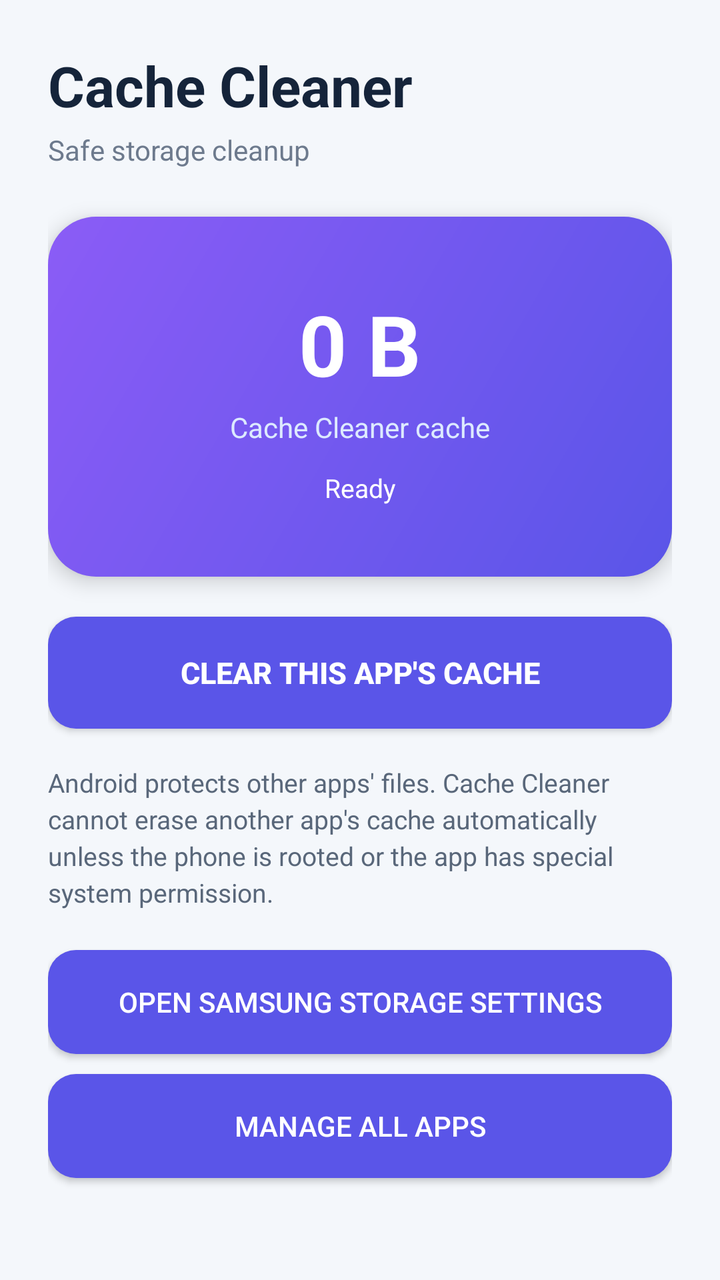
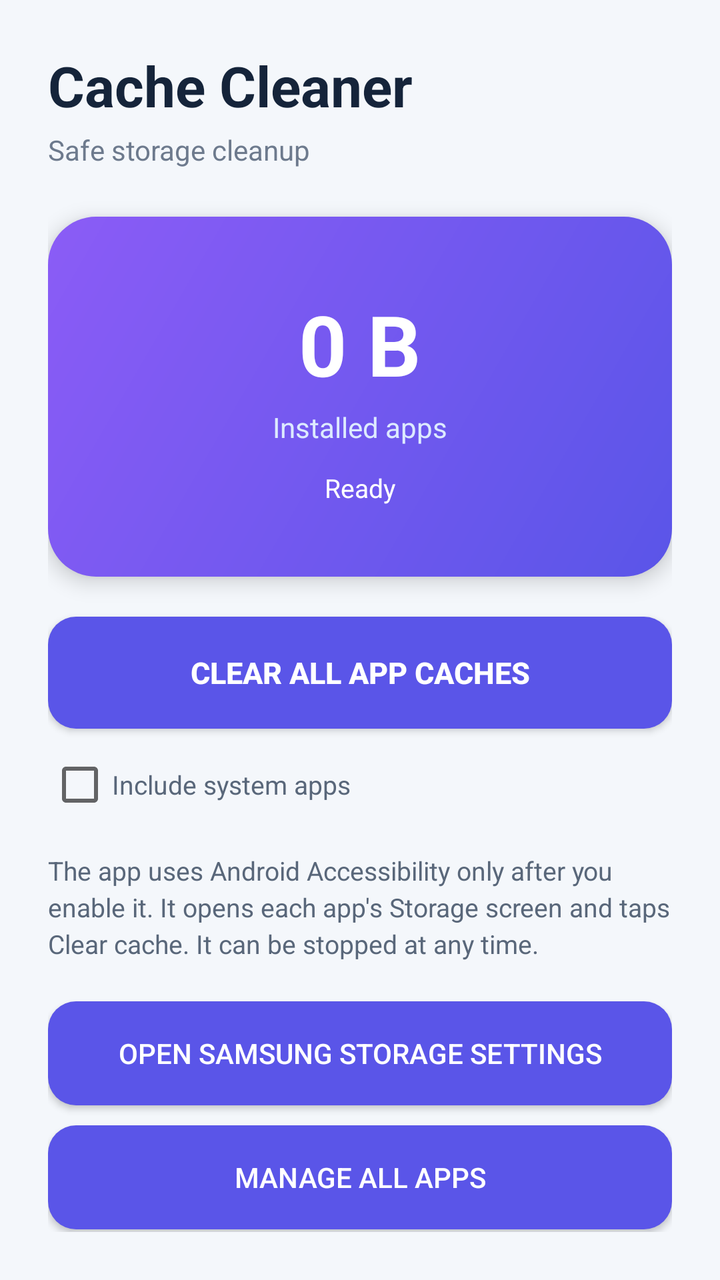

The first picture is an Android layout as it rendered before a commit; the second is the same layout after the commit. The layout source and the unified diff follow.
<!-- AndroidManifest.xml: application theme AppTheme -->
<!-- res/layout/activity_main.xml -->
<?xml version="1.0" encoding="utf-8"?>
<ScrollView xmlns:android="http://schemas.android.com/apk/res/android"
    android:layout_width="match_parent"
    android:layout_height="match_parent"
    android:background="#F4F7FB"
    android:fillViewport="true">

    <LinearLayout
        android:layout_width="match_parent"
        android:layout_height="wrap_content"
        android:orientation="vertical"
        android:padding="24dp">

        <TextView
            android:layout_width="wrap_content"
            android:layout_height="wrap_content"
            android:text="Cache Cleaner"
            android:textColor="#15243A"
            android:textSize="28sp"
            android:textStyle="bold" />

        <TextView
            android:layout_width="wrap_content"
            android:layout_height="wrap_content"
            android:layout_marginTop="4dp"
            android:text="Safe storage cleanup"
            android:textColor="#6D7A8D"
            android:textSize="14sp" />

        <FrameLayout
            android:layout_width="match_parent"
            android:layout_height="180dp"
            android:layout_marginTop="24dp"
            android:background="@drawable/card_gradient"
            android:elevation="6dp"
            android:padding="20dp">

            <LinearLayout
                android:layout_width="match_parent"
                android:layout_height="match_parent"
                android:gravity="center"
                android:orientation="vertical">

                <TextView
                    android:id="@+id/cacheSizeText"
                    android:layout_width="wrap_content"
                    android:layout_height="wrap_content"
                    android:text="0 B"
                    android:textColor="#FFFFFF"
                    android:textSize="42sp"
                    android:textStyle="bold" />

                <TextView
                    android:layout_width="wrap_content"
                    android:layout_height="wrap_content"
                    android:layout_marginTop="4dp"
                    android:text="Cache Cleaner cache"
                    android:textColor="#DDEAFF"
                    android:textSize="14sp" />

                <TextView
                    android:id="@+id/statusText"
                    android:layout_width="wrap_content"
                    android:layout_height="wrap_content"
                    android:layout_marginTop="12dp"
                    android:text="Ready"
                    android:textColor="#FFFFFF"
                    android:textSize="13sp" />
            </LinearLayout>
        </FrameLayout>

        <ProgressBar
            android:id="@+id/progressBar"
            style="?android:attr/progressBarStyleHorizontal"
            android:layout_width="match_parent"
            android:layout_height="6dp"
            android:layout_marginTop="16dp"
            android:indeterminate="true"
            android:visibility="gone" />

        <Button
            android:id="@+id/clearButton"
            android:layout_width="match_parent"
            android:layout_height="56dp"
            android:layout_marginTop="20dp"
            android:background="@drawable/button_primary"
            android:text="CLEAR THIS APP'S CACHE"
            android:textColor="#FFFFFF"
            android:textSize="15sp"
            android:textStyle="bold" />

        <TextView
            android:layout_width="match_parent"
            android:layout_height="wrap_content"
            android:layout_marginTop="18dp"
            android:lineSpacingExtra="3dp"
            android:text="Android protects other apps' files. Cache Cleaner cannot erase another app's cache automatically unless the phone is rooted or the app has special system permission."
            android:textColor="#59677A"
            android:textSize="13sp" />

        <Button
            android:id="@+id/storageButton"
            style="@style/SecondaryButton"
            android:layout_width="match_parent"
            android:layout_height="52dp"
            android:layout_marginTop="20dp"
            android:text="OPEN SAMSUNG STORAGE SETTINGS" />

        <Button
            android:id="@+id/appsButton"
            style="@style/SecondaryButton"
            android:layout_width="match_parent"
            android:layout_height="52dp"
            android:layout_marginTop="10dp"
            android:text="MANAGE ALL APPS" />
    </LinearLayout>
</ScrollView>
<!-- resources referenced by this layout -->
<resources>
  <!-- drawable button_primary (drawable) -->
  <?xml version="1.0" encoding="utf-8"?>
  <shape xmlns:android="http://schemas.android.com/apk/res/android">
      <solid android:color="#5A55E8" />
      <corners android:radius="14dp" />
  </shape>
  <!-- drawable card_gradient (drawable) -->
  <?xml version="1.0" encoding="utf-8"?>
  <shape xmlns:android="http://schemas.android.com/apk/res/android">
      <gradient
          android:angle="135"
          android:startColor="#5A55E8"
          android:endColor="#8B5CF6" />
      <corners android:radius="24dp" />
  </shape>
  <style name="SecondaryButton" parent="@android:style/Widget.Material.Button">
          <item name="android:background">@drawable/button_primary</item>
          <item name="android:textColor">#FFFFFF</item>
          <item name="android:textSize">14sp</item>
      </style>
  <style name="AppTheme" parent="@android:style/Theme.Material.Light.NoActionBar">
          <item name="android:colorPrimary">#5A55E8</item>
          <item name="android:colorPrimaryDark">#4540C4</item>
          <item name="android:colorAccent">#8B5CF6</item>
          <item name="android:navigationBarColor">#F4F7FB</item>
          <item name="android:windowLightNavigationBar">true</item>
          <item name="android:windowLightStatusBar">true</item>
          <item name="android:statusBarColor">#F4F7FB</item>
      </style>
</resources>

<!-- the commit's change to res/layout/activity_main.xml (unified diff, before → after) -->
@@ -54,7 +54,7 @@
                     android:layout_width="wrap_content"
                     android:layout_height="wrap_content"
                     android:layout_marginTop="4dp"
-                    android:text="Cache Cleaner cache"
+                    android:text="Installed apps"
                     android:textColor="#DDEAFF"
                     android:textSize="14sp" />
 
@@ -84,17 +84,26 @@
             android:layout_height="56dp"
             android:layout_marginTop="20dp"
             android:background="@drawable/button_primary"
-            android:text="CLEAR THIS APP'S CACHE"
+            android:text="CLEAR ALL APP CACHES"
             android:textColor="#FFFFFF"
             android:textSize="15sp"
             android:textStyle="bold" />
+
+        <CheckBox
+            android:id="@+id/includeSystemCheck"
+            android:layout_width="match_parent"
+            android:layout_height="wrap_content"
+            android:layout_marginTop="12dp"
+            android:text="Include system apps"
+            android:textColor="#59677A"
+            android:textSize="13sp" />
 
         <TextView
             android:layout_width="match_parent"
             android:layout_height="wrap_content"
             android:layout_marginTop="18dp"
             android:lineSpacingExtra="3dp"
-            android:text="Android protects other apps' files. Cache Cleaner cannot erase another app's cache automatically unless the phone is rooted or the app has special system permission."
+            android:text="The app uses Android Accessibility only after you enable it. It opens each app's Storage screen and taps Clear cache. It can be stopped at any time."
             android:textColor="#59677A"
             android:textSize="13sp" />
 
